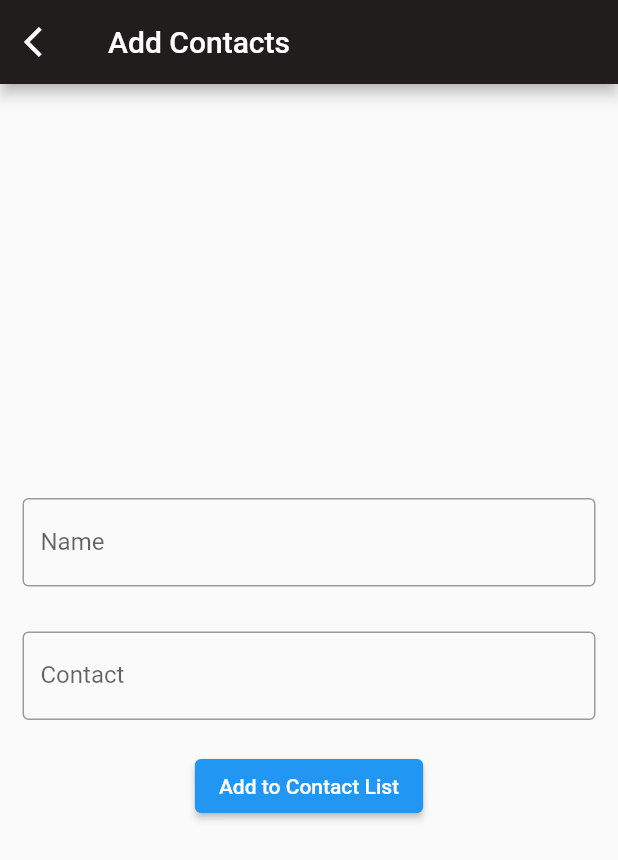
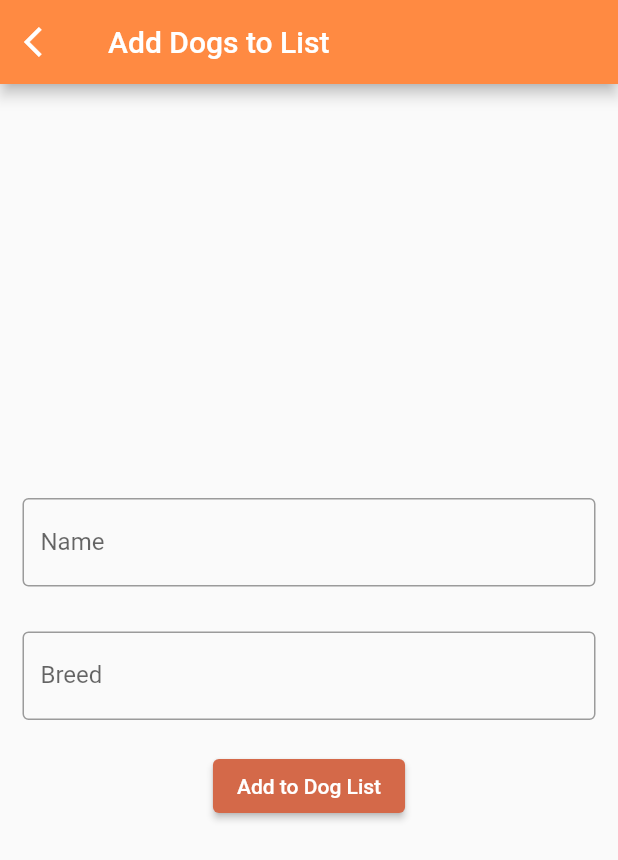
Before and after one commit to sonyaShin/sqlLite, a Flutter app: the screen it shows after launch, after a tap on the "add" icon, on a phone screen of 412 x 824 dp. Shown: the top 860 px of the screen. Run offline on Flutter 3.47's test engine with Material 2 defaults, Android fonts, the light colour scheme and no system bars; our stand-ins replace sqflite; accounts and stored records are empty.

Commit message:
Final
delete previous push, and add new push

```diff
--- a/lib/add_contact.dart
+++ b/lib/add_dogs.dart
@@ -1,30 +1,30 @@
 import 'package:flutter/material.dart';
 import 'package:extra_credit/helper.dart';
 
-import 'contacts.dart';
+import 'dogs.dart';
 
-class AddContacts extends StatefulWidget {
-  AddContacts({Key? key, this.contact}) : super(key: key);
+class AddDogs extends StatefulWidget {
+  AddDogs({Key? key, this.dog}) : super(key: key);
   //here i add a variable
   //it is not a required, but use this when update
-  final Contact? contact;
+  final Dog? dog;
 
   @override
-  State<AddContacts> createState() => _AddContactsState();
+  State<AddDogs> createState() => _AddDogsState();
 }
 
-class _AddContactsState extends State<AddContacts> {
+class _AddDogsState extends State<AddDogs> {
   //for TextField
   final _nameController = TextEditingController();
-  final _contactController = TextEditingController();
+  final _breedController = TextEditingController();
 
   @override
   void initState() {
     //when contact has data, mean is to update
     //instead of create new contact
-    if (widget.contact != null) {
-      _nameController.text = widget.contact!.name;
-      _contactController.text = widget.contact!.contact;
+    if (widget.dog != null) {
+      _nameController.text = widget.dog!.name;
+      _breedController.text = widget.dog!.breed;
     }
     super.initState();
   }
@@ -32,7 +32,7 @@ class _AddContactsState extends State<AddContacts> {
   @override
   void dispose() {
     _nameController.dispose();
-    _contactController.dispose();
+    _breedController.dispose();
     super.dispose();
   }
 
@@ -40,8 +40,8 @@ class _AddContactsState extends State<AddContacts> {
   Widget build(BuildContext context) {
     return Scaffold(
       appBar: AppBar(
-        title: Text('Add Contacts'),
-        backgroundColor: Color.fromARGB(255, 34, 29, 29),
+        title: Text('Add Dogs to List'),
+        backgroundColor: Color.fromARGB(255, 255, 138, 66),
         leading: IconButton(
           icon: Icon(Icons.arrow_back_ios),
           onPressed: () => Navigator.of(context).pop(false),
@@ -59,34 +59,38 @@ class _AddContactsState extends State<AddContacts> {
               SizedBox(
                 height: 30,
               ),
-              _buildTextField(_contactController, 'Contact'),
+              _buildTextField(_breedController, 'Breed'),
               SizedBox(
                 height: 20,
               ),
               ElevatedButton(
+                style: ElevatedButton.styleFrom(
+                  primary: Color.fromARGB(255, 212, 105, 73), // background
+                  onPrimary: Colors.white, // foreground
+                ),
                 //this button is pressed to add contact
                 onPressed: () async {
                   //if contact has data, then update existing list
                   //according to id
                   //else create a new contact
-                  if (widget.contact != null) {
-                    await DBHelper.updateContacts(Contact(
-                      id: widget.contact!.id, //have to add id here
+                  if (widget.dog != null) {
+                    await DBHelper.updateDogLists(Dog(
+                      id: widget.dog!.id, //have to add id here
                       name: _nameController.text,
-                      contact: _contactController.text,
+                      breed: _breedController.text,
                     ));
 
                     Navigator.of(context).pop(true);
                   } else {
-                    await DBHelper.createContacts(Contact(
+                    await DBHelper.createDogLists(Dog(
                       name: _nameController.text,
-                      contact: _contactController.text,
+                      breed: _breedController.text,
                     ));
 
                     Navigator.of(context).pop(true);
                   }
                 },
-                child: Text('Add to Contact List'),
+                child: Text('Add to Dog List'),
               ),
             ],
           ),
--- a/lib/contacts.dart
+++ /dev/null
@@ -1,19 +0,0 @@
-class Contact {
-  int? id;
-  String name;
-  String contact;
-
-  Contact({this.id, required this.name, required this.contact});
-
-  factory Contact.fromJson(Map<String, dynamic> json) => Contact(
-        id: json['id'],
-        name: json['name'],
-        contact: json['contact'],
-      );
-
-  Map<String, dynamic> toJson() => {
-        'id': id,
-        'name': name,
-        'contact': contact,
-      };
-}
--- a/lib/demo.dart
+++ b/lib/demo.dart
@@ -1,6 +1,6 @@
 import 'package:flutter/material.dart';
-import 'package:extra_credit/add_contact.dart';
-import 'package:extra_credit/contacts.dart';
+import 'package:extra_credit/add_dogs.dart';
+import 'package:extra_credit/dogs.dart';
 import 'package:extra_credit/helper.dart';
 
 class Demo extends StatefulWidget {
@@ -15,13 +15,13 @@ class _DemoState extends State<Demo> {
   Widget build(BuildContext context) {
     return Scaffold(
       appBar: AppBar(
-        title: Text('Contact List'),
-        backgroundColor: Color.fromARGB(255, 27, 25, 25),
+        title: Text('Dog List'),
+        backgroundColor: Color.fromARGB(255, 255, 138, 66),
       ),
       //add Future Builder to get contacts
-      body: FutureBuilder<List<Contact>>(
-        future: DBHelper.readContacts(), //read contacts list here
-        builder: (BuildContext context, AsyncSnapshot<List<Contact>> snapshot) {
+      body: FutureBuilder<List<Dog>>(
+        future: DBHelper.readDogLists(), //read contacts list here
+        builder: (BuildContext context, AsyncSnapshot<List<Dog>> snapshot) {
           //if snapshot has no data yet
           if (!snapshot.hasData) {
             return Center(
@@ -41,18 +41,18 @@ class _DemoState extends State<Demo> {
           //else show contact list
           return snapshot.data!.isEmpty
               ? Center(
-                  child: Text('No Contact in List yet!'),
+                  child: Text('No Dogs on the List!'),
                 )
               : ListView(
-                  children: snapshot.data!.map((contacts) {
+                  children: snapshot.data!.map((dogs) {
                     return Center(
                       child: ListTile(
-                        title: Text(contacts.name),
-                        subtitle: Text(contacts.contact),
+                        title: Text(dogs.name),
+                        subtitle: Text(dogs.breed),
                         trailing: IconButton(
                           icon: Icon(Icons.delete),
                           onPressed: () async {
-                            await DBHelper.deleteContacts(contacts.id!);
+                            await DBHelper.deleteDogLists(dogs.id!);
                             setState(() {
                               //rebuild widget after delete
                             });
@@ -62,11 +62,11 @@ class _DemoState extends State<Demo> {
                           //tap on ListTile, for update
                           final refresh = await Navigator.of(context)
                               .push(MaterialPageRoute(
-                                  builder: (_) => AddContacts(
-                                        contact: Contact(
-                                          id: contacts.id,
-                                          name: contacts.name,
-                                          contact: contacts.contact,
+                                  builder: (_) => AddDogs(
+                                        dog: Dog(
+                                          id: dogs.id,
+                                          name: dogs.name,
+                                          breed: dogs.breed,
                                         ),
                                       )));
 
@@ -86,7 +86,7 @@ class _DemoState extends State<Demo> {
           child: Icon(Icons.add),
           onPressed: () async {
             final refresh = await Navigator.of(context)
-              .push(MaterialPageRoute(builder: (_) => AddContacts()));
+                .push(MaterialPageRoute(builder: (_) => AddDogs()));
 
             if (refresh) {
               setState(() {
@@ -94,7 +94,11 @@ class _DemoState extends State<Demo> {
               });
             }
           },
-      ),
+          backgroundColor: Color.fromARGB(228, 242, 139, 102),
+          focusColor: Colors.blue,
+          foregroundColor: Color.fromARGB(255, 255, 231, 157),
+          hoverColor: Colors.green,
+          splashColor: Colors.tealAccent),
     );
   }
 }
--- /dev/null
+++ b/lib/dogs.dart
@@ -0,0 +1,19 @@
+class Dog {
+  int? id;
+  String name;
+  String breed;
+
+  Dog({this.id, required this.name, required this.breed});
+
+  factory Dog.fromJson(Map<String, dynamic> json) => Dog(
+        id: json['id'],
+        name: json['name'],
+        breed: json['breed'],
+      );
+
+  Map<String, dynamic> toJson() => {
+        'id': id,
+        'name': name,
+        'breed': breed,
+      };
+}
--- a/lib/helper.dart
+++ b/lib/helper.dart
@@ -1,7 +1,7 @@
 import 'package:sqflite/sqflite.dart';
 import 'package:path/path.dart';
 
-import 'contacts.dart';
+import 'dogs.dart';
 
 class DBHelper {
   //this is to initialize the SQLite database
@@ -9,7 +9,7 @@ class DBHelper {
   //as well as getDatabasesPath()
   static Future<Database> initDB() async {
     var dbPath = await getDatabasesPath();
-    String path = join(dbPath, 'contacts.db');
+    String path = join(dbPath, 'dogs.db');
     //this is to create database
     return await openDatabase(path, version: 1, onCreate: _onCreate);
   }
@@ -19,49 +19,49 @@ class DBHelper {
     //this is to create table into database
     //and the command is same as SQL statement
     //you must use ''' and ''', for open and close
-    final sql = '''CREATE TABLE contacts(
-                  id INTEGER PRIMARY KEY,
-                   name TEXT,
-                  contact TEXT
-    )''';
+    final sql = '''CREATE TABLE dogs(
+      id INTEGER PRIMARY KEY,
+      name TEXT,
+      breed TEXT
+    );''';
     //sqflite is only support num, string, and unit8List format
     //please refer to package doc for more details
     await db.execute(sql);
   }
 
   //build create function (insert)
-  static Future<int> createContacts(Contact contact) async {
+  static Future<int> createDogLists(Dog contact) async {
     Database db = await DBHelper.initDB();
     //create contact using insert()
-    return await db.insert('contacts', contact.toJson());
+    return await db.insert('dogs', contact.toJson());
   }
 
   //build read function
-  static Future<List<Contact>> readContacts() async {
+  static Future<List<Dog>> readDogLists() async {
     Database db = await DBHelper.initDB();
-    var contact = await db.query('contacts', orderBy: 'name');
+    var dog = await db.query('dogs', orderBy: 'name');
     //this is to list out the contact list from database
     //if empty, then return empty []
-    List<Contact> contactList = contact.isNotEmpty
-        ? contact.map((details) => Contact.fromJson(details)).toList()
+    List<Dog> dogList = dog.isNotEmpty
+        ? dog.map((details) => Dog.fromJson(details)).toList()
         : [];
-    return contactList;
+    return dogList;
   }
 
   //build update function
-  static Future<int> updateContacts(Contact contact) async {
+  static Future<int> updateDogLists(Dog contact) async {
     Database db = await DBHelper.initDB();
     //update the existing contact
     //according to its id
-    return await db.update('contacts', contact.toJson(),
+    return await db.update('dogs', contact.toJson(),
         where: 'id = ?', whereArgs: [contact.id]);
   }
 
   //build delete function
-  static Future<int> deleteContacts(int id) async {
+  static Future<int> deleteDogLists(int id) async {
     Database db = await DBHelper.initDB();
     //delete existing contact
     //according to its id
-    return await db.delete('contacts', where: 'id = ?', whereArgs: [id]);
+    return await db.delete('dogs', where: 'id = ?', whereArgs: [id]);
   }
 }
```
Also changed, not shown: 1 other file. Lines whose indentation alone changed are shown as unchanged.
